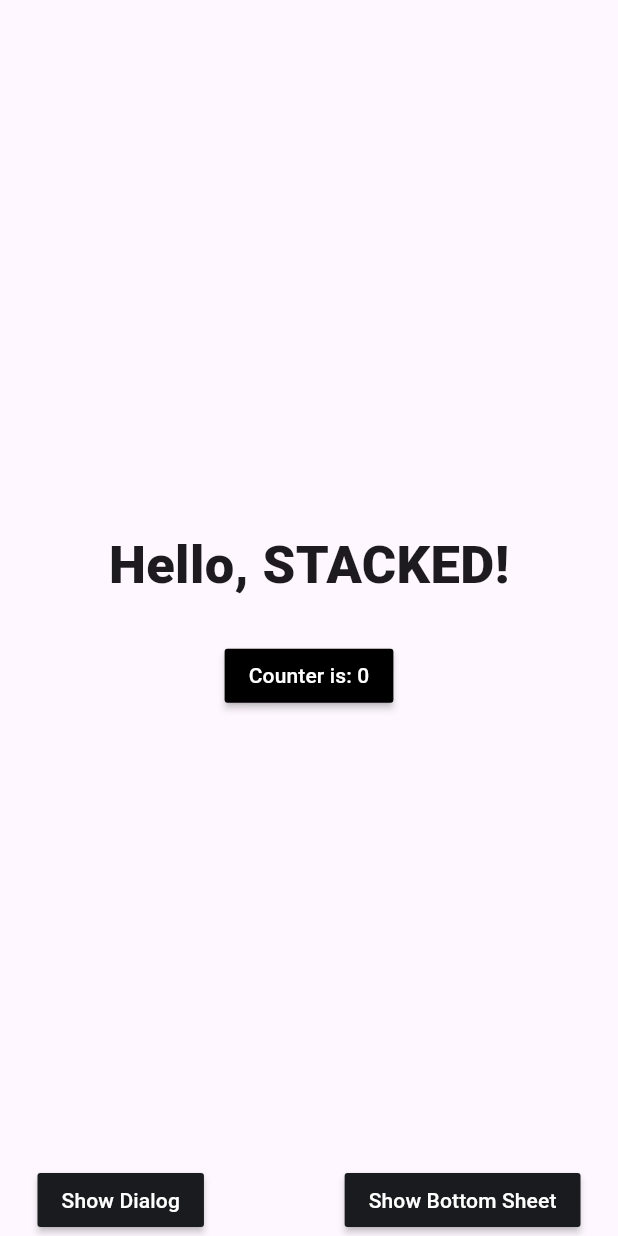
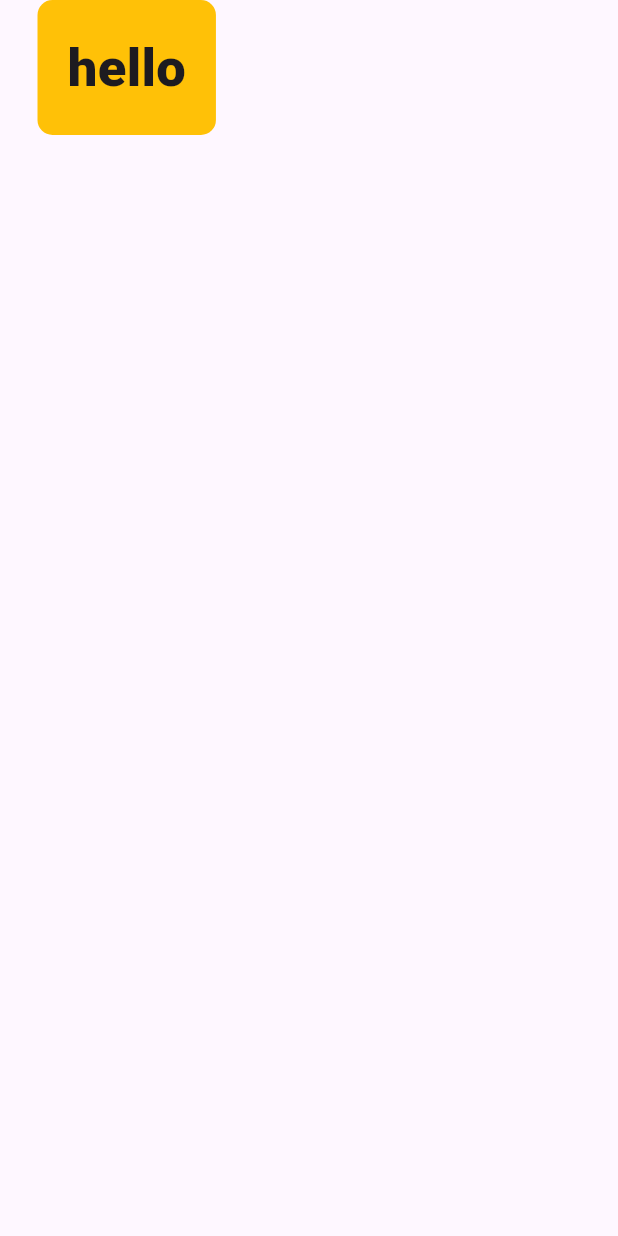
Before and after one commit to jeremykamber/winfo_ai_journaling_app, a Flutter app: the screen it shows after launch, on a phone screen of 412 x 824 dp. Run offline on Flutter 3.47's test engine with Material 3 defaults, Android fonts, the phone set to English and light mode, and no system bars; our stand-ins replace stacked, stacked_services, stacked_shared.

Commit message:
feat: add JournalingView and update navigation to replace with it on startup (for learning reference)

```diff
--- a/lib/app/app.dart
+++ b/lib/app/app.dart
@@ -4,13 +4,15 @@ import 'package:winfo_ai_journaling_app/ui/views/home/home_view.dart';
 import 'package:winfo_ai_journaling_app/ui/views/startup/startup_view.dart';
 import 'package:stacked/stacked_annotations.dart';
 import 'package:stacked_services/stacked_services.dart';
+import 'package:winfo_ai_journaling_app/ui/views/journaling/journaling_view.dart';
 // @stacked-import
 
 @StackedApp(
   routes: [
     MaterialRoute(page: HomeView),
     MaterialRoute(page: StartupView),
-    // @stacked-route
+    MaterialRoute(page: JournalingView),
+// @stacked-route
   ],
   dependencies: [
     LazySingleton(classType: BottomSheetService),
--- a/lib/app/app.router.dart
+++ b/lib/app/app.router.dart
@@ -5,11 +5,13 @@
 // **************************************************************************
 
 // ignore_for_file: no_leading_underscores_for_library_prefixes
-import 'package:flutter/material.dart' as _i4;
+import 'package:flutter/material.dart' as _i5;
 import 'package:flutter/material.dart';
 import 'package:stacked/stacked.dart' as _i1;
-import 'package:stacked_services/stacked_services.dart' as _i5;
+import 'package:stacked_services/stacked_services.dart' as _i6;
 import 'package:winfo_ai_journaling_app/ui/views/home/home_view.dart' as _i2;
+import 'package:winfo_ai_journaling_app/ui/views/journaling/journaling_view.dart'
+    as _i4;
 import 'package:winfo_ai_journaling_app/ui/views/startup/startup_view.dart'
     as _i3;
 
@@ -18,9 +20,12 @@ class Routes {
 
   static const startupView = '/startup-view';
 
+  static const journalingView = '/journaling-view';
+
   static const all = <String>{
     homeView,
     startupView,
+    journalingView,
   };
 }
 
@@ -34,18 +39,28 @@ class StackedRouter extends _i1.RouterBase {
       Routes.startupView,
       page: _i3.StartupView,
     ),
+    _i1.RouteDef(
+      Routes.journalingView,
+      page: _i4.JournalingView,
+    ),
   ];
 
   final _pagesMap = <Type, _i1.StackedRouteFactory>{
     _i2.HomeView: (data) {
-      return _i4.MaterialPageRoute<dynamic>(
+      return _i5.MaterialPageRoute<dynamic>(
         builder: (context) => const _i2.HomeView(),
         settings: data,
       );
     },
     _i3.StartupView: (data) {
-      return _i4.MaterialPageRoute<dynamic>(
+      return _i5.MaterialPageRoute<dynamic>(
         builder: (context) => const _i3.StartupView(),
+        settings: data,
+      );
+    },
+    _i4.JournalingView: (data) {
+      return _i5.MaterialPageRoute<dynamic>(
+        builder: (context) => const _i4.JournalingView(),
         settings: data,
       );
     },
@@ -58,7 +73,7 @@ class StackedRouter extends _i1.RouterBase {
   Map<Type, _i1.StackedRouteFactory> get pagesMap => _pagesMap;
 }
 
-extension NavigatorStateExtension on _i5.NavigationService {
+extension NavigatorStateExtension on _i6.NavigationService {
   Future<dynamic> navigateToHomeView([
     int? routerId,
     bool preventDuplicates = true,
@@ -81,6 +96,20 @@ extension NavigatorStateExtension on _i5.NavigationService {
         transition,
   ]) async {
     return navigateTo<dynamic>(Routes.startupView,
+        id: routerId,
+        preventDuplicates: preventDuplicates,
+        parameters: parameters,
+        transition: transition);
+  }
+
+  Future<dynamic> navigateToJournalingView([
+    int? routerId,
+    bool preventDuplicates = true,
+    Map<String, String>? parameters,
+    Widget Function(BuildContext, Animation<double>, Animation<double>, Widget)?
+        transition,
+  ]) async {
+    return navigateTo<dynamic>(Routes.journalingView,
         id: routerId,
         preventDuplicates: preventDuplicates,
         parameters: parameters,
@@ -114,4 +143,18 @@ extension NavigatorStateExtension on _i5.NavigationService {
         parameters: parameters,
         transition: transition);
   }
+
+  Future<dynamic> replaceWithJournalingView([
+    int? routerId,
+    bool preventDuplicates = true,
+    Map<String, String>? parameters,
+    Widget Function(BuildContext, Animation<double>, Animation<double>, Widget)?
+        transition,
+  ]) async {
+    return replaceWith<dynamic>(Routes.journalingView,
+        id: routerId,
+        preventDuplicates: preventDuplicates,
+        parameters: parameters,
+        transition: transition);
+  }
 }
--- /dev/null
+++ b/lib/ui/views/journaling/journaling_view.dart
@@ -0,0 +1,41 @@
+import 'package:flutter/material.dart';
+import 'package:stacked/stacked.dart';
+
+import 'journaling_viewmodel.dart';
+
+class JournalingView extends StackedView<JournalingViewModel> {
+  const JournalingView({Key? key}) : super(key: key);
+
+  @override
+  Widget builder(
+    BuildContext context,
+    JournalingViewModel viewModel,
+    Widget? child,
+  ) {
+    return Scaffold(
+      backgroundColor: Theme.of(context).colorScheme.background,
+      body: SafeArea(
+        child: Container(
+          padding: const EdgeInsets.only(left: 25.0, right: 25.0),
+          child: Container(
+            padding: EdgeInsets.all(20),
+            decoration: BoxDecoration(
+              color: Colors.amber,
+              borderRadius: BorderRadius.circular(10)
+            ),
+            child: Text('hello', style: TextStyle(
+              fontSize: 35,
+              fontWeight: FontWeight.w900,
+            ),),
+          ),
+            ),
+          ),
+    );
+  }
+
+  @override
+  JournalingViewModel viewModelBuilder(
+    BuildContext context,
+  ) =>
+      JournalingViewModel();
+}
--- /dev/null
+++ b/lib/ui/views/journaling/journaling_viewmodel.dart
@@ -0,0 +1,3 @@
+import 'package:stacked/stacked.dart';
+
+class JournalingViewModel extends BaseViewModel {}
--- a/lib/ui/views/startup/startup_viewmodel.dart
+++ b/lib/ui/views/startup/startup_viewmodel.dart
@@ -13,6 +13,6 @@ class StartupViewModel extends BaseViewModel {
     // This is where you can make decisions on where your app should navigate when
     // you have custom startup logic
 
-    _navigationService.replaceWithHomeView();
+    _navigationService.replaceWithJournalingView();
   }
 }
```
Also changed, not shown: 1 other file.
